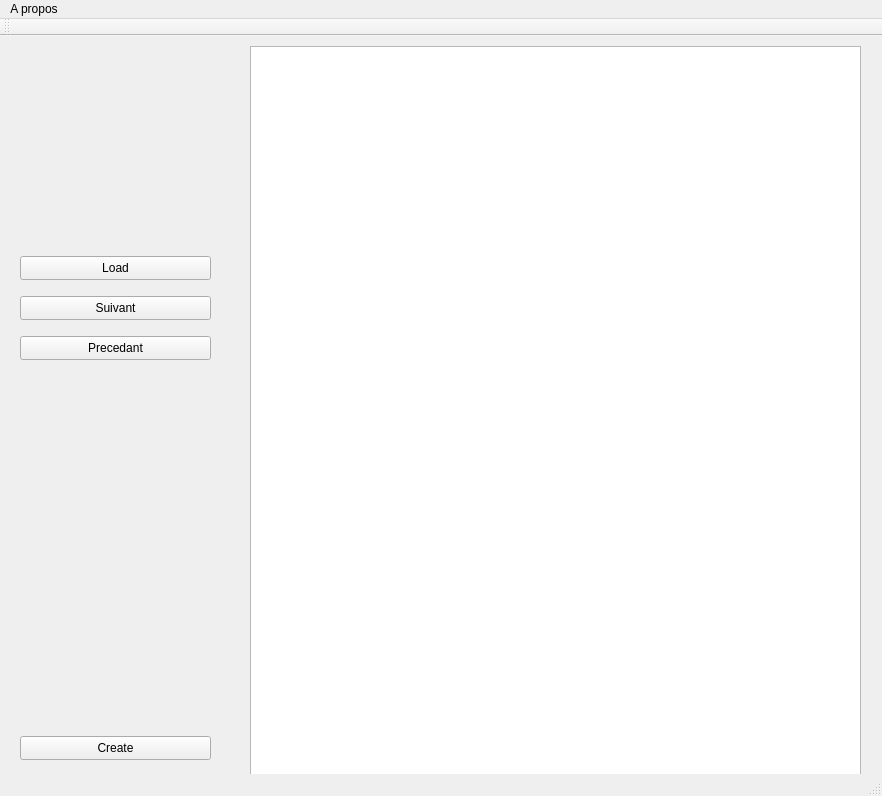
Before: the Qt Designer form CBR.ui in fira7s/CBR, drawn with Qt 5.
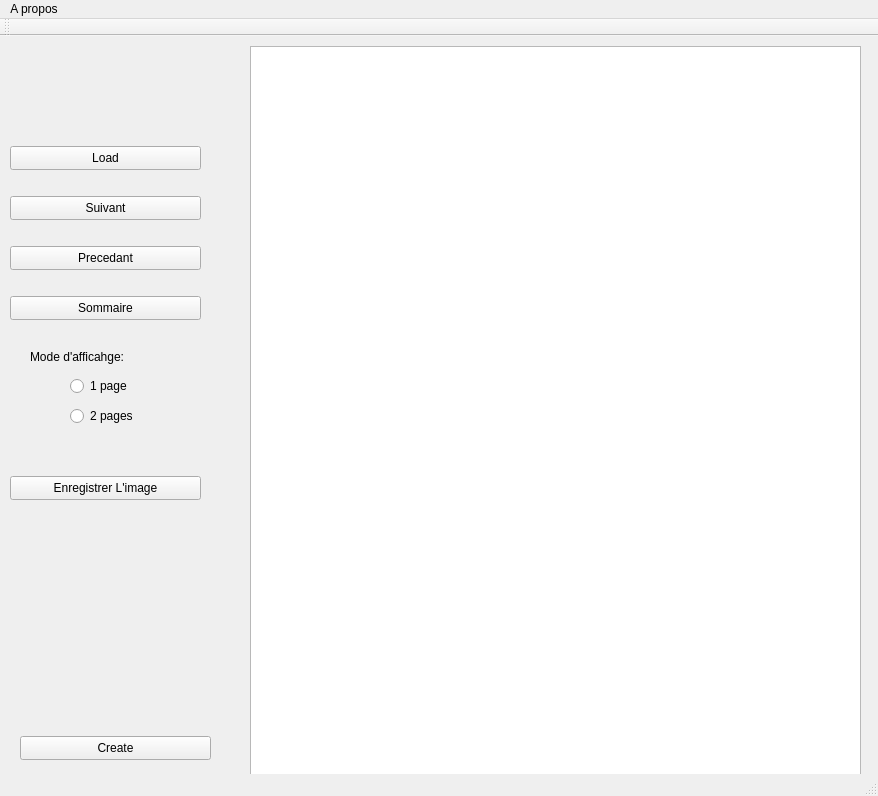
After: the same form once the commit is applied.

Commit message: added sommaire/need to be fixed

Patch:
```diff
--- a/CBR.ui
+++ b/CBR.ui
@@ -6,7 +6,7 @@
    <rect>
     <x>0</x>
     <y>0</y>
-    <width>882</width>
+    <width>878</width>
     <height>796</height>
    </rect>
   </property>
@@ -17,8 +17,8 @@
    <widget class="QPushButton" name="extractButton">
     <property name="geometry">
      <rect>
-      <x>20</x>
-      <y>220</y>
+      <x>10</x>
+      <y>110</y>
       <width>191</width>
       <height>24</height>
      </rect>
@@ -40,8 +40,8 @@
    <widget class="QPushButton" name="suivantButton">
     <property name="geometry">
      <rect>
-      <x>20</x>
-      <y>260</y>
+      <x>10</x>
+      <y>160</y>
       <width>191</width>
       <height>24</height>
      </rect>
@@ -53,8 +53,8 @@
    <widget class="QPushButton" name="precedantButton">
     <property name="geometry">
      <rect>
-      <x>20</x>
-      <y>300</y>
+      <x>10</x>
+      <y>210</y>
       <width>191</width>
       <height>24</height>
      </rect>
@@ -76,13 +76,84 @@
      <string>Create</string>
     </property>
    </widget>
+   <widget class="QLabel" name="label">
+    <property name="geometry">
+     <rect>
+      <x>30</x>
+      <y>300</y>
+      <width>121</width>
+      <height>41</height>
+     </rect>
+    </property>
+    <property name="frameShape">
+     <enum>QFrame::NoFrame</enum>
+    </property>
+    <property name="frameShadow">
+     <enum>QFrame::Plain</enum>
+    </property>
+    <property name="text">
+     <string>Mode d'afficahge:</string>
+    </property>
+   </widget>
+   <widget class="QRadioButton" name="radioButton">
+    <property name="geometry">
+     <rect>
+      <x>70</x>
+      <y>340</y>
+      <width>88</width>
+      <height>20</height>
+     </rect>
+    </property>
+    <property name="text">
+     <string>1 page </string>
+    </property>
+   </widget>
+   <widget class="QRadioButton" name="radioButton_2">
+    <property name="geometry">
+     <rect>
+      <x>70</x>
+      <y>370</y>
+      <width>88</width>
+      <height>20</height>
+     </rect>
+    </property>
+    <property name="text">
+     <string>2 pages </string>
+    </property>
+   </widget>
+   <widget class="QPushButton" name="SommaireButton">
+    <property name="geometry">
+     <rect>
+      <x>10</x>
+      <y>260</y>
+      <width>191</width>
+      <height>24</height>
+     </rect>
+    </property>
+    <property name="text">
+     <string>Sommaire</string>
+    </property>
+   </widget>
+   <widget class="QPushButton" name="SaveButton">
+    <property name="geometry">
+     <rect>
+      <x>10</x>
+      <y>440</y>
+      <width>191</width>
+      <height>24</height>
+     </rect>
+    </property>
+    <property name="text">
+     <string>Enregistrer L'image</string>
+    </property>
+   </widget>
   </widget>
   <widget class="QMenuBar" name="menuBar">
    <property name="geometry">
     <rect>
      <x>0</x>
      <y>0</y>
-     <width>882</width>
+     <width>878</width>
      <height>22</height>
     </rect>
    </property>
```
The commit also changes 4 other files.
